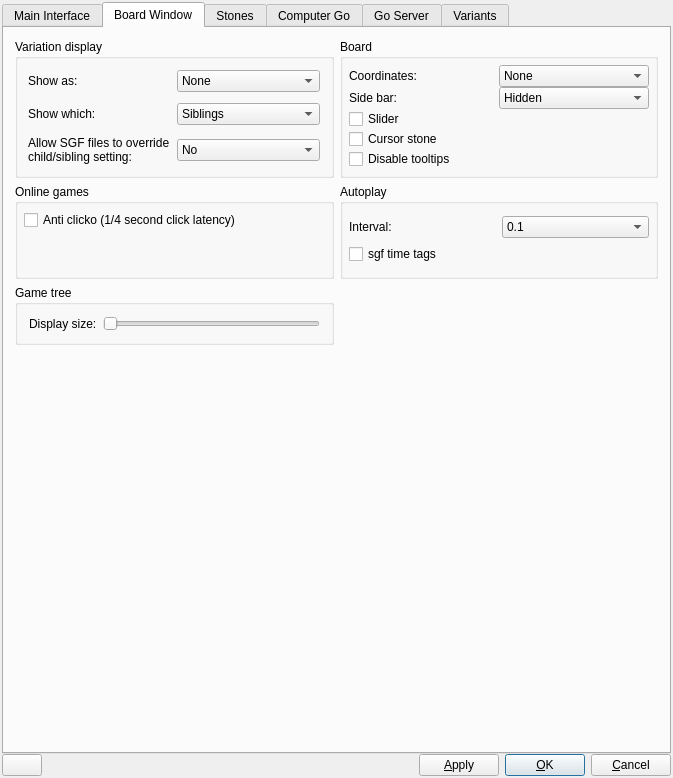
This is src/preferences_gui.ui in bernds/q5Go as Qt 5 draws it before an edit. The edited form follows.
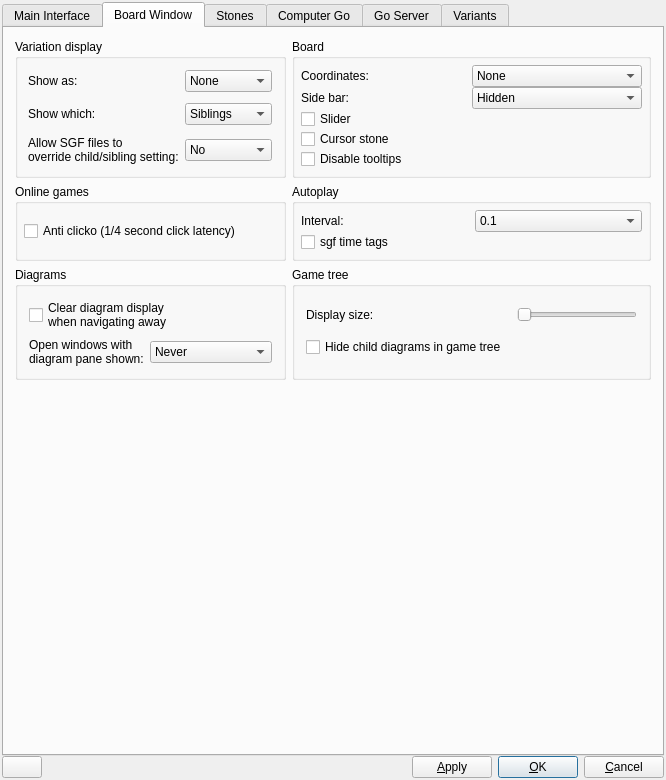
This is the edited form. The open tabs and pages were chosen to show the change. Icons and pictures are not drawn. Custom widgets are drawn as their Qt base class.

Commit message: Add some options for diagram display

Diff of the .ui file:
```diff
--- a/src/preferences_gui.ui
+++ b/src/preferences_gui.ui
@@ -6,8 +6,8 @@
    <rect>
     <x>0</x>
     <y>0</y>
-    <width>673</width>
-    <height>778</height>
+    <width>666</width>
+    <height>780</height>
    </rect>
   </property>
   <property name="sizePolicy">
@@ -1178,7 +1178,7 @@
        <item row="1" column="0">
         <widget class="QGroupBox" name="antiClickoGroup">
          <property name="sizePolicy">
-          <sizepolicy hsizetype="Preferred" vsizetype="Fixed">
+          <sizepolicy hsizetype="Preferred" vsizetype="Preferred">
            <horstretch>0</horstretch>
            <verstretch>0</verstretch>
           </sizepolicy>
@@ -1223,10 +1223,13 @@
             <property name="orientation">
              <enum>Qt::Vertical</enum>
             </property>
+            <property name="sizeType">
+             <enum>QSizePolicy::Preferred</enum>
+            </property>
             <property name="sizeHint" stdset="0">
              <size>
               <width>20</width>
-              <height>40</height>
+              <height>0</height>
              </size>
             </property>
            </spacer>
@@ -1234,19 +1237,6 @@
          </layout>
         </widget>
        </item>
-       <item row="3" column="2">
-        <spacer name="horizontalSpacer_4">
-         <property name="orientation">
-          <enum>Qt::Horizontal</enum>
-         </property>
-         <property name="sizeHint" stdset="0">
-          <size>
-           <width>40</width>
-           <height>20</height>
-          </size>
-         </property>
-        </spacer>
-       </item>
        <item row="0" column="0">
         <widget class="QGroupBox" name="GroupBox7">
          <property name="toolTip">
@@ -1279,8 +1269,11 @@
           <item row="2" column="0">
            <widget class="QLabel" name="label_5">
             <property name="text">
-             <string>Allow SGF files to override
-child/sibling setting:</string>
+             <string>Allow SGF files to
+override child/sibling setting:</string>
+            </property>
+            <property name="buddy">
+             <cstring>varSGFStyleComboBox</cstring>
             </property>
            </widget>
           </item>
@@ -1353,6 +1346,22 @@
             </item>
            </widget>
           </item>
+          <item row="3" column="0">
+           <spacer name="verticalSpacer_18">
+            <property name="orientation">
+             <enum>Qt::Vertical</enum>
+            </property>
+            <property name="sizeType">
+             <enum>QSizePolicy::Preferred</enum>
+            </property>
+            <property name="sizeHint" stdset="0">
+             <size>
+              <width>20</width>
+              <height>0</height>
+             </size>
+            </property>
+           </spacer>
+          </item>
          </layout>
         </widget>
        </item>
@@ -1361,6 +1370,9 @@
          <property name="orientation">
           <enum>Qt::Vertical</enum>
          </property>
+         <property name="sizeType">
+          <enum>QSizePolicy::MinimumExpanding</enum>
+         </property>
          <property name="sizeHint" stdset="0">
           <size>
            <width>20</width>
@@ -1369,32 +1381,134 @@
          </property>
         </spacer>
        </item>
-       <item row="3" column="0">
+       <item row="2" column="0">
+        <widget class="QGroupBox" name="groupBox_7">
+         <property name="title">
+          <string>Diagrams</string>
+         </property>
+         <layout class="QVBoxLayout" name="verticalLayout_6">
+          <item>
+           <widget class="QCheckBox" name="diagClearCheckBox">
+            <property name="whatsThis">
+             <string>If checked, the diagram display will revert to an empty board whenever no diagrams are available, rather than retaining the previously shown diagram (which might be confusing).</string>
+            </property>
+            <property name="text">
+             <string>Clear diagram display
+when navigating away</string>
+            </property>
+           </widget>
+          </item>
+          <item>
+           <layout class="QHBoxLayout" name="horizontalLayout_16">
+            <item>
+             <widget class="QLabel" name="label_23">
+              <property name="text">
+               <string>Open windows with
+diagram pane shown:</string>
+              </property>
+             </widget>
+            </item>
+            <item>
+             <widget class="QComboBox" name="diagShowComboBox">
+              <property name="whatsThis">
+               <string>This option controls the layout of the board window. You can choose whether to show the diagram/evaluation graph pane, with an option to do so only if the opened file contains diagrams.</string>
+              </property>
+              <item>
+               <property name="text">
+                <string>Never</string>
+               </property>
+              </item>
+              <item>
+               <property name="text">
+                <string>If diagrams found</string>
+               </property>
+              </item>
+              <item>
+               <property name="text">
+                <string>Always</string>
+               </property>
+              </item>
+             </widget>
+            </item>
+           </layout>
+          </item>
+         </layout>
+        </widget>
+       </item>
+       <item row="2" column="2">
         <widget class="QGroupBox" name="groupBox">
          <property name="title">
           <string>Game tree</string>
          </property>
-         <layout class="QGridLayout" name="gridLayout_12">
-          <item row="0" column="1">
-           <widget class="QSlider" name="gameTreeSizeSlider">
-            <property name="minimum">
-             <number>30</number>
-            </property>
-            <property name="maximum">
-             <number>60</number>
-            </property>
-            <property name="orientation">
-             <enum>Qt::Horizontal</enum>
-            </property>
-           </widget>
+         <layout class="QVBoxLayout" name="verticalLayout_7">
+          <item>
+           <layout class="QHBoxLayout" name="horizontalLayout_15">
+            <item>
+             <widget class="QLabel" name="label_21">
+              <property name="sizePolicy">
+               <sizepolicy hsizetype="Expanding" vsizetype="Preferred">
+                <horstretch>0</horstretch>
+                <verstretch>0</verstretch>
+               </sizepolicy>
+              </property>
+              <property name="whatsThis">
+               <string>Adjust the visual size of the nodes in the game tree display.</string>
+              </property>
+              <property name="text">
+               <string>Display size:</string>
+              </property>
+              <property name="buddy">
+               <cstring>gameTreeSizeSlider</cstring>
+              </property>
+             </widget>
+            </item>
+            <item>
+             <widget class="QSlider" name="gameTreeSizeSlider">
+              <property name="maximumSize">
+               <size>
+                <width>120</width>
+                <height>16777215</height>
+               </size>
+              </property>
+              <property name="minimum">
+               <number>30</number>
+              </property>
+              <property name="maximum">
+               <number>60</number>
+              </property>
+              <property name="orientation">
+               <enum>Qt::Horizontal</enum>
+              </property>
+             </widget>
+            </item>
+           </layout>
           </item>
-          <item row="0" column="0">
-           <widget class="QLabel" name="label_21">
+          <item>
+           <widget class="QCheckBox" name="diagHideCheckBox">
+            <property name="whatsThis">
+             <string>Annotated games can potentially have very many figures. This option stops them from being displayed in the game tree. Instead, an icon is shown for any move that has diagrams as children.</string>
+            </property>
             <property name="text">
-             <string>Display size:</string>
+             <string>Hide child diagrams in game tree</string>
             </property>
            </widget>
           </item>
+          <item>
+           <spacer name="verticalSpacer_17">
+            <property name="orientation">
+             <enum>Qt::Vertical</enum>
+            </property>
+            <property name="sizeType">
+             <enum>QSizePolicy::Preferred</enum>
+            </property>
+            <property name="sizeHint" stdset="0">
+             <size>
+              <width>20</width>
+              <height>0</height>
+             </size>
+            </property>
+           </spacer>
+          </item>
          </layout>
         </widget>
        </item>
```
Left out of the diff: 14 changed lines with no effect on the pictures. The commit also changes 8 other files.
